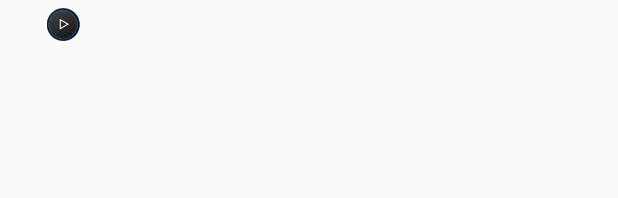
After one commit to vinaysmsrit/PopularMovies, an Android app: the layout trailer_item.xml on its own in the app's theme, with its tools: preview values and no code run, on a phone screen of 412 x 824 dp. The commit adds this screen. Shown: the top 198 px of the screen. Run offline under Robolectric (Android 15) with nearby library versions, the phone set to English and light mode, and no system bars.

Commit message:
Trailers recyclerView & youTube link Play added

```diff
--- a/app/build.gradle
+++ b/app/build.gradle
@@ -24,7 +24,8 @@ android {
 
 dependencies {
     implementation fileTree(dir: 'libs', include: ['*.jar'])
-    implementation 'com.android.support:appcompat-v7:27.1.1'
+    implementation 'com.android.support:appcompat-v7:25.1.0'
+    implementation 'com.android.support:recyclerview-v7:25.0.1'
     implementation 'com.android.support.constraint:constraint-layout:1.1.3'
     testImplementation 'junit:junit:4.12'
     androidTestImplementation 'com.android.support.test:runner:1.0.2'
--- a/app/src/main/java/com/vshekarappa/popularmovies/MainActivity.java
+++ b/app/src/main/java/com/vshekarappa/popularmovies/MainActivity.java
@@ -56,11 +56,11 @@ public class MainActivity extends AppCompatActivity implements MovieDetailAdapte
         super.onCreate(savedInstanceState);
         setContentView(R.layout.activity_main);
 
-        mErrorMessageDisplay = findViewById(R.id.tv_error_message_display);
+        mErrorMessageDisplay = (TextView) findViewById(R.id.tv_error_message_display);
 
         mLoadingIndicator = (ProgressBar) findViewById(R.id.pb_loading_indicator);
 
-        mPosterGridView = findViewById(R.id.posters_grid);
+        mPosterGridView = (GridView) findViewById(R.id.posters_grid);
 
         loadMoviePosters(MovieConstants.SORT_POPULAR);
 
--- a/app/src/main/java/com/vshekarappa/popularmovies/utilities/MovieConstants.java
+++ b/app/src/main/java/com/vshekarappa/popularmovies/utilities/MovieConstants.java
@@ -11,4 +11,6 @@ public class MovieConstants {
 
     public static final String SORT_POPULAR = "popular";
     public static final String SORT_TOP_RATED = "top_rated";
+
+    public static final String YOUTUBE_BASE_URI = "http://www.youtube.com/watch?v=";
 }
--- /dev/null
+++ b/app/src/main/res/layout/trailer_item.xml
@@ -0,0 +1,22 @@
+<?xml version="1.0" encoding="utf-8"?>
+<LinearLayout xmlns:android="http://schemas.android.com/apk/res/android"
+    android:layout_width="match_parent"
+    android:layout_height="wrap_content"
+    android:paddingTop="5dp"
+    android:orientation="horizontal">
+
+    <ImageView
+        android:id="@+id/btn_play"
+        android:layout_width="wrap_content"
+        android:layout_height="match_parent"
+        android:src="@drawable/play_video"/>
+
+    <TextView
+        android:id="@+id/tv_trailer_name"
+        android:layout_width="wrap_content"
+        android:layout_height="wrap_content"
+        android:textSize="16sp"
+        />
+
+
+</LinearLayout>
--- a/app/src/main/res/values/dimens.xml
+++ b/app/src/main/res/values/dimens.xml
@@ -1,6 +1,6 @@
 <?xml version="1.0" encoding="utf-8"?>
 <resources>
-    <dimen name="detail_title_textsize">25sp</dimen>
+    <dimen name="detail_title_textsize">20sp</dimen>
     <dimen name="lbl_released_size">15sp</dimen>
     <dimen name="detail_loading_indicator_height">42dp</dimen>
     <dimen name="detail_loading_indicator_width">42dp</dimen>
```
Also changed, not shown: app/src/main/java/com/vshekarappa/popularmovies/DetailActivity.java (+27 -5 lines), app/src/main/java/com/vshekarappa/popularmovies/MovieTrailerAdapter.java (added, +77 -0 lines), app/src/main/res/layout/activity_detail.xml (+24 -8 lines), app/src/main/res/drawable/play.png (added), app/src/main/res/drawable/play_video.png (added).
